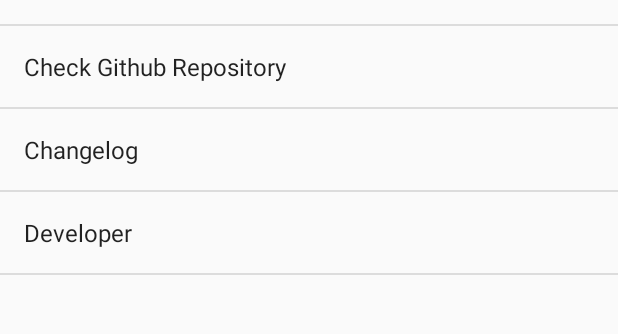
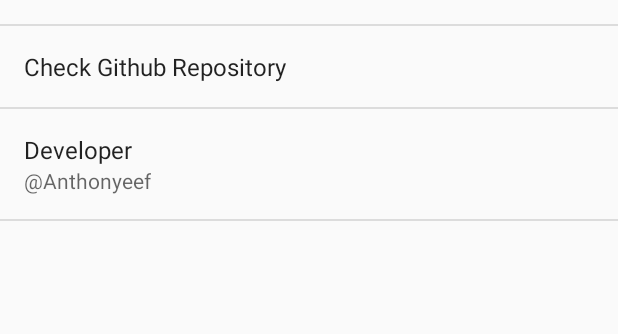
Before and after one commit to Anthonyeef/FanfouDaily, an Android app: the screen it shows after launch (UIPreference), in the options menu, after a tap on "Settings", on a phone screen of 412 x 824 dp, the part 196-530 px from its top. Run offline under Robolectric (Android 15) with nearby library versions, the phone set to English and light mode, and no system bars; our stand-ins replace ButterKnife, CircleImageView, Picasso, Volley; libraries missing offline, so code that uses them is left out: com.umeng.analytics, de.greenrobot.event, im.fir.sdk; network calls fail; pictures from the network do not load; 8 statements that could not run were skipped.

```diff
--- a/app/build.gradle
+++ b/app/build.gradle
@@ -10,7 +10,7 @@ android {
         minSdkVersion 14
         targetSdkVersion 23
         versionCode 1
-        versionName "0.9.1"
+        versionName "0.9.2"
 
         manifestPlaceholders = [UMENG_CHANNEL_VALUE: "GitHub"]
         multiDexEnabled true
--- a/app/src/main/java/io/github/anthonyeef/fanfoudaily/MyApplication.java
+++ b/app/src/main/java/io/github/anthonyeef/fanfoudaily/MyApplication.java
@@ -2,11 +2,7 @@ package io.github.anthonyeef.fanfoudaily;
 
 import android.app.Application;
 import android.content.Context;
-import android.text.TextUtils;
 
-import com.android.volley.Request;
-import com.android.volley.RequestQueue;
-import com.android.volley.toolbox.Volley;
 import com.umeng.analytics.MobclickAgent;
 
 import im.fir.sdk.FIR;
@@ -20,7 +16,7 @@ public class MyApplication extends Application {
     public static final String TAG = Application.class.getSimpleName();
 
     private static MyApplication mInstance;
-    private RequestQueue mRequestQueue;
+  /*  private RequestQueue mRequestQueue;*/
     private static Date mDate;
 
     @Override
@@ -38,15 +34,15 @@ public class MyApplication extends Application {
     public static Context getAppContext() {
         return mInstance.getApplicationContext();
     }
-
+/*
     public RequestQueue getRequestQueue() {
         if (mRequestQueue == null) {
             mRequestQueue = Volley.newRequestQueue(getApplicationContext());
         }
         return mRequestQueue;
-    }
+    }*/
 
-    public <T> void addToRequestQueue(Request<T> request, String tag) {
+ /*   public <T> void addToRequestQueue(Request<T> request, String tag) {
         request.setTag(TextUtils.isEmpty(tag) ? TAG : tag);
         getRequestQueue().add(request);
     }
@@ -60,7 +56,7 @@ public class MyApplication extends Application {
         if (mRequestQueue != null) {
             mRequestQueue.cancelAll(tag);
         }
-    }
+    }*/
 
     public static void setDate(Date date) {
         mDate = date;
--- a/app/src/main/java/io/github/anthonyeef/fanfoudaily/extras/FanfouUtils.java
+++ b/app/src/main/java/io/github/anthonyeef/fanfoudaily/extras/FanfouUtils.java
@@ -17,8 +17,6 @@ import io.github.anthonyeef.fanfoudaily.volley.Requestor;
 public class FanfouUtils {
     public static ArrayList<Fanfou> loadFanfouDailyFeeds(RequestQueue requestQueue, String date) {
         JSONObject response = Requestor.requestJSON(requestQueue, UrlUtils.getRequestUrlHead() + date + UrlUtils.getRequestUrlDailyEnd());
-//        Log.v("Getting response from", UrlUtils.getRequestUrlFanfouDaily());
-//        Log.v("Loading", response.toString());
         ArrayList<Fanfou> fanfous = Parser.parseFanfouJSON(response);
 
         return fanfous;
@@ -27,8 +25,6 @@ public class FanfouUtils {
     public static ArrayList<Fanfou> loadFanfouWeeklyFeeds(RequestQueue requestQueue, String date) {
 
         JSONObject response = Requestor.requestJSON(requestQueue, UrlUtils.getRequestUrlHead() + date + UrlUtils.getRequestUrlWeeklyEnd());
-//        Log.v("Getting response from", UrlUtils.getRequestUrlFanfouWeekly());
-//        Log.v("Loading", response.toString());
         ArrayList<Fanfou> fanfous = Parser.parseFanfouJSON(response);
 
         return fanfous;
--- a/app/src/main/java/io/github/anthonyeef/fanfoudaily/fragment/FragmentDaily.java
+++ b/app/src/main/java/io/github/anthonyeef/fanfoudaily/fragment/FragmentDaily.java
@@ -75,9 +75,11 @@ public class FragmentDaily extends Fragment {
                     @Override
                     public void run() {
                         if (HttpUtils.isNetworkConnected(getContext())) {
+                            mSwipeRefreshLayout.setRefreshing(true);
+                            Snackbar.make(mRecyclerView, getString(R.string.action_loading) + temp, Snackbar.LENGTH_SHORT).show();
                             fetchData(temp);
                         } else {
-                            Snackbar.make(view, "Hey you don't have internet yet.", Snackbar.LENGTH_LONG).show();
+                            Snackbar.make(view, getString(R.string.network_notworking), Snackbar.LENGTH_LONG).show();
                             if (mSwipeRefreshLayout.isRefreshing()) {
                                 mSwipeRefreshLayout.setRefreshing(false);
                             }
@@ -91,6 +93,13 @@ public class FragmentDaily extends Fragment {
     }
 
     @Override
+    public void onResume() {
+        super.onResume();
+        if (listFanfous.isEmpty()){
+            fetchData(temp);
+        }
+    }
+    @Override
     public void onDestroy() {
         super.onDestroy();
         EventBus.getDefault().unregister(this);
@@ -98,6 +107,7 @@ public class FragmentDaily extends Fragment {
 
     public void onEvent(Date date) {
         MyApplication.setDate(date);
+        Snackbar.make(mRecyclerView, getString(R.string.action_loading) + MyApplication.getDate().getDate(), Snackbar.LENGTH_SHORT).show();
         fetchData(MyApplication.getDate().getDate());
     }
     @Override
@@ -116,9 +126,10 @@ public class FragmentDaily extends Fragment {
                     @Override
                     public void run() {
                         if(HttpUtils.isNetworkConnected(getContext())) {
+                            Snackbar.make(mRecyclerView, getString(R.string.action_loading) + temp, Snackbar.LENGTH_SHORT).show();
                             fetchData(temp);
                         } else {
-                            Snackbar.make(getView(), "Hey you don't have internet yet.", Snackbar.LENGTH_LONG).show();
+                            Snackbar.make(getView(), getString(R.string.network_notworking), Snackbar.LENGTH_LONG).show();
                             if (mSwipeRefreshLayout.isRefreshing()) {
                                 mSwipeRefreshLayout.setRefreshing(false);
                             }
@@ -196,8 +207,6 @@ public class FragmentDaily extends Fragment {
     }
 
     public void fetchData(String date) {
-//        Toast.makeText(getContext(), "Start loading Fanfou on date:" + date, Toast.LENGTH_SHORT).show();
-        Snackbar.make(mRecyclerView, "Loading Fanfou on date:" + date, Snackbar.LENGTH_SHORT).show();
         mSwipeRefreshLayout.setRefreshing(true);
         new TaskLoadFanfouDaily(date).execute();
         mFanfouAdapter.setFanfous(listFanfous);
--- a/app/src/main/java/io/github/anthonyeef/fanfoudaily/fragment/FragmentWeekly.java
+++ b/app/src/main/java/io/github/anthonyeef/fanfoudaily/fragment/FragmentWeekly.java
@@ -103,6 +103,14 @@ public class FragmentWeekly extends Fragment {
     }
 
     @Override
+    public void onResume() {
+        super.onResume();
+        if (listFanfous.isEmpty()){
+            new TaskLoadFanfouWeekly().execute();
+        }
+    }
+
+    @Override
     public void onSaveInstanceState(Bundle outState) {
         super.onSaveInstanceState(outState);
         outState.putParcelableArrayList(WEEKLY_FANFOU, listFanfous);
--- a/app/src/main/java/io/github/anthonyeef/fanfoudaily/volley/VolleySingleton.java
+++ b/app/src/main/java/io/github/anthonyeef/fanfoudaily/volley/VolleySingleton.java
@@ -9,7 +9,7 @@ import io.github.anthonyeef.fanfoudaily.MyApplication;
  * Created by anthonyeef on 10/17/15.
  */
 public class VolleySingleton {
-    private static VolleySingleton instance = null;
+    public static VolleySingleton instance = null;
     private RequestQueue mRequestQueue;
     private VolleySingleton() {
         mRequestQueue = Volley.newRequestQueue(MyApplication.getAppContext());
--- a/app/src/main/res/values/strings.xml
+++ b/app/src/main/res/values/strings.xml
@@ -1,6 +1,8 @@
 <resources>
     <string name="app_name">FanfouDaily</string>
     <string name="action_settings">Settings</string>
+    <string name="action_loading">Loading Fanfou on date: </string>
+    <string name="network_notworking">Hey you don\'t have internet yet.</string>
 
     <string name="name">Screen Name</string>
     <string name="timestamp">Timestamp</string>
@@ -15,8 +17,9 @@
     <string name="changelog">Changelog</string>
     <string name="developer">Developer</string>
 
+    <string name="coder"> \u0040Anthonyeef</string>
+
     <string name="blog_address">https://anthonyeef.github.io</string>
-    <string name="project_address">https://anthonyeef.github.io/FanfouDaily</string>
+    <string name="project_address">https://anthonyeef.github.io/project/android/fanfoudaily</string>
     <string name="project_github">https://github.com/Anthonyeef/FanfouDaily</string>
-
 </resources>
--- a/app/src/main/res/xml/main_prefs.xml
+++ b/app/src/main/res/xml/main_prefs.xml
@@ -15,11 +15,9 @@
                     android:data="@string/project_github"/>
         </Preference>
         <Preference
-            android:key="changelog"
-            android:title="@string/changelog"/>
-        <Preference
             android:key="developer"
-            android:title="@string/developer">
+            android:title="@string/developer"
+            android:summary="@string/coder">
         </Preference>
     </PreferenceCategory>
 </PreferenceScreen>
```
Also changed, not shown: 2 other files.
